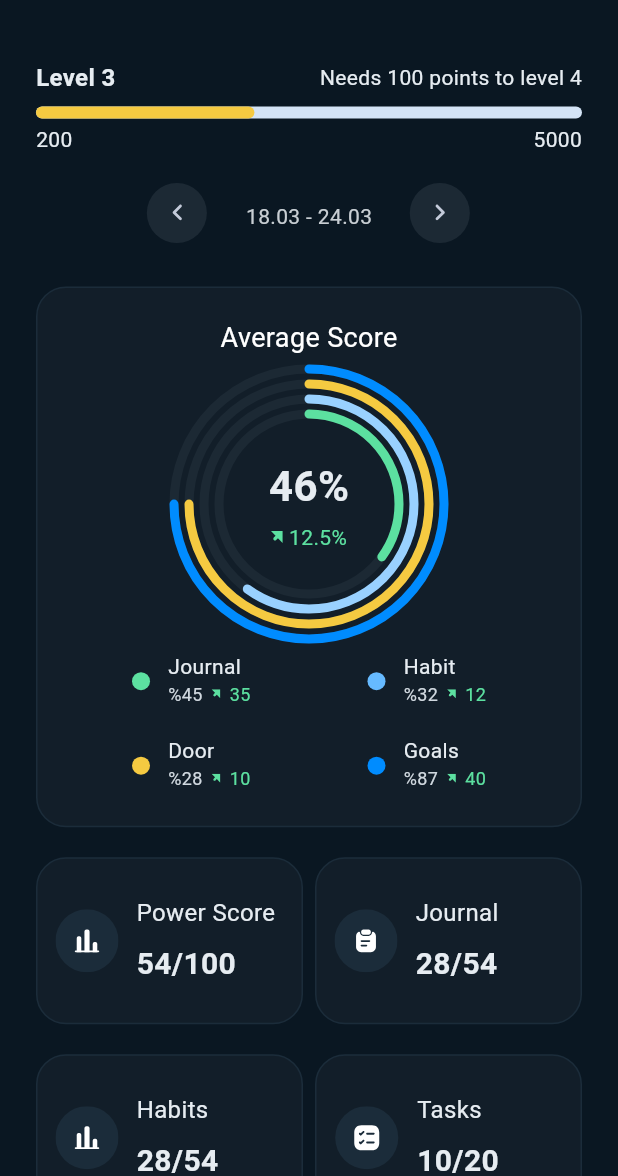
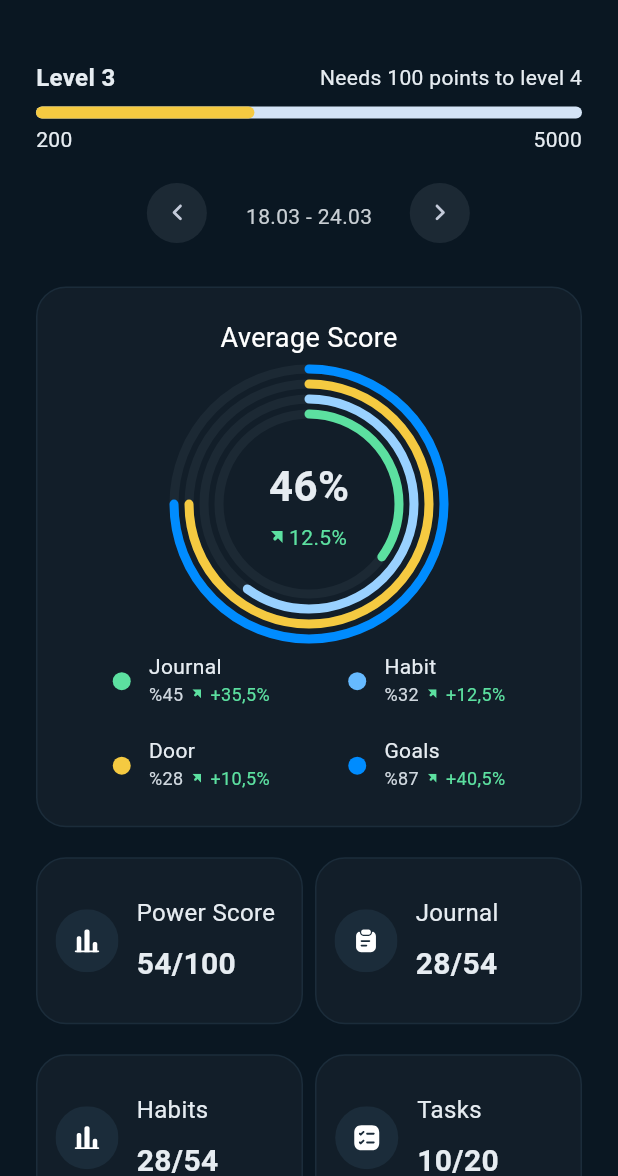
Before and after one commit to bitmonk/empowered_man, a Flutter app: the PowerScoreStatsScreen screen opened directly, after a tap on an icon or button, on a phone screen of 412 x 824 dp, the part 60-1236 px from its top. Run offline on Flutter 3.47's test engine with Material 3 defaults, Android fonts, the phone set to English and light mode, and no system bars; our stand-ins replace cached_network_image, chewie, dartz, dio, dotted_border, firebase_core and 18 more; missing offline and left inert: flutter_displaymode, flutter_quill; accounts and stored records are empty.

Commit message:
minor fixes in power score and goals UI

```diff
--- a/lib/features/goals/widgets/progress_goal_widget.dart
+++ b/lib/features/goals/widgets/progress_goal_widget.dart
@@ -116,9 +116,9 @@ class _ProgressGoalWidgetState extends State<ProgressGoalWidget> {
                   crossAxisAlignment: CrossAxisAlignment.start,
                   children: [
                     if (selectedGoals[index])
-                      Assets.images.goalsSelected.image(width: 28)
+                      Assets.images.goalsSelected.image()
                     else
-                      Assets.images.goalsUnselected.image(width: 28),
+                      Assets.images.goalsUnselected.image(),
                     const HorizontalSpacing(14),
                     const Text(
                       'Squat 140kg 5 5',
--- a/lib/features/power_score_stats/power_score_stats_screen.dart
+++ b/lib/features/power_score_stats/power_score_stats_screen.dart
@@ -115,25 +115,25 @@ class _PowerScoreStatsScreenState extends State<PowerScoreStatsScreen> {
         'name': 'Journal',
         'score': '45',
         'color': AppColors.color5CE0A0,
-        'increment': '35',
+        'increment': '+35,5%',
       },
       {
         'name': 'Habit',
         'score': '32',
         'color': AppColors.primary300,
-        'increment': '12',
+        'increment': '+12,5%',
       },
       {
         'name': 'Door',
         'score': '28',
         'color': AppColors.colorF5CA41,
-        'increment': '10',
+        'increment': '+10,5%',
       },
       {
         'name': 'Goals',
         'score': '87',
         'color': AppColors.primary500,
-        'increment': '40',
+        'increment': '+40,5%',
       },
     ];
 
@@ -236,19 +236,19 @@ class _PowerScoreStatsScreenState extends State<PowerScoreStatsScreen> {
       children: [
         _summaryCard(
           'Previous week',
-          '28/54',
+          '27.5',
         ),
         _summaryCard(
           '4 weeks averagee',
-          '54/100',
+          '54.5',
         ),
         _summaryCard(
           'Year average',
-          '28/54',
+          '28.5',
         ),
         _summaryCard(
           'Overall average',
-          '10/20',
+          '10.5',
         ),
       ],
     );
--- a/lib/features/power_score_stats/widgets/average_weekly_score.dart
+++ b/lib/features/power_score_stats/widgets/average_weekly_score.dart
@@ -13,7 +13,7 @@ class AverageWeeklyScore extends StatelessWidget {
         crossAxisAlignment: CrossAxisAlignment.start,
         children: [
           const Text(
-            'Average Score by Weekday',
+            'Score by Weekday',
             style: AppTextStyles.textHeadingH3,
           ),
           const VerticalSpacing(16),
--- a/lib/features/power_score_stats/widgets/line_power_stats.dart
+++ b/lib/features/power_score_stats/widgets/line_power_stats.dart
@@ -13,7 +13,7 @@ class LinePowerStats extends StatelessWidget {
         crossAxisAlignment: CrossAxisAlignment.start,
         children: [
           const Text(
-            'Total Score by Weekday',
+            'Total Score by Month',
             style: AppTextStyles.textHeadingH3,
           ),
           const VerticalSpacing(16),
@@ -58,8 +58,8 @@ class LinePowerStats extends StatelessWidget {
             leftTitles: AxisTitles(
               sideTitles: SideTitles(
                 showTitles: true,
-                reservedSize: 30,
-                interval: 1, // Ensures values appear at 0, 1, 2, 3, 4
+                reservedSize: 20,
+                interval: 1,
                 getTitlesWidget: (value, meta) {
                   if (value < 0 || value > 4) {
                     return Container(); // Hide unwanted labels
@@ -79,10 +79,24 @@ class LinePowerStats extends StatelessWidget {
               sideTitles: SideTitles(
                 showTitles: true,
                 reservedSize: 30,
+                interval: 1,
                 getTitlesWidget: (value, meta) {
-                  const days = ['M', 'T', 'W', 'T', 'F', 'S', 'S'];
+                  const months = [
+                    'J',
+                    'F',
+                    'M',
+                    'A',
+                    'M',
+                    'J',
+                    'J',
+                    'A',
+                    'S',
+                    'O',
+                    'N',
+                    'D',
+                  ];
                   return Text(
-                    days[value.toInt()],
+                    months[value.toInt()],
                     style: AppTextStyles.textCaptionC2
                         .copyWith(color: Colors.white.withOpacity(0.5)),
                   );
@@ -100,11 +114,11 @@ class LinePowerStats extends StatelessWidget {
   }
 
   List<LineChartBarData> _getLines() {
-    final weeklyData = <List<double>>[
-      [3.0, 2.5, 2.0, 2.8, 2.2, 2.7, 3.5], // Journal
-      [2.0, 2.2, 2.8, 3.0, 3.2, 3.8, 4.0], // Habit
-      [0.9, 1.8, 0.6, 2.5, 3.0, 2.2, 1.7], // Task
-      [3.5, 3.0, 3.2, 3.8, 3.5, 4.2, 4], // Goals
+    final monthlyData = <List<double>>[
+      [3.0, 2.5, 2.0, 2.8, 2.2, 2.7, 3.5, 3.0, 2.8, 2.5, 2.2, 2.9], // Journal
+      [2.0, 2.2, 2.8, 3.0, 3.2, 3.8, 4.0, 3.5, 3.2, 3.0, 2.8, 3.1], // Habit
+      [0.9, 1.8, 0.6, 2.5, 3.0, 2.2, 1.7, 1.5, 1.2, 2.0, 1.8, 2.3], // Task
+      [3.5, 3.0, 3.2, 3.8, 3.5, 4.2, 4.0, 3.7, 3.5, 3.8, 3.6, 4.1], // Goals
     ];
 
     final colors = <Color>[
@@ -114,10 +128,10 @@ class LinePowerStats extends StatelessWidget {
       AppColors.primary500, // Goals (Dark Blue)
     ];
 
-    return List.generate(weeklyData.length, (index) {
+    return List.generate(monthlyData.length, (index) {
       return LineChartBarData(
-        spots: List.generate(weeklyData[index].length, (i) {
-          return FlSpot(i.toDouble(), weeklyData[index][i]);
+        spots: List.generate(monthlyData[index].length, (i) {
+          return FlSpot(i.toDouble(), monthlyData[index][i]);
         }),
         isCurved: true,
         color: colors[index],
```
Also changed, not shown: assets/images/goals_selected.png, assets/images/goals_unselected.png.
